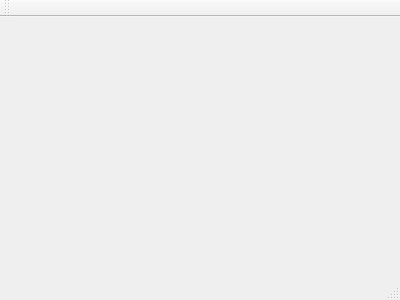
Above: mainwindow.ui from pypanther/gameoflifesimulator before the change. Below: the same form after it.
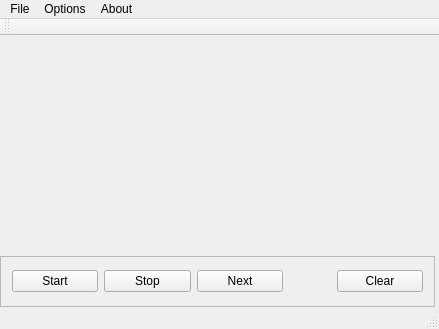
That is the form after the change.

Commit message: Add some basic UI elements.

The edit to the form file:
```diff
--- a/mainwindow.ui
+++ b/mainwindow.ui
@@ -1,24 +1,136 @@
 <ui version="4.0">
  <class>MainWindow</class>
- <widget class="QMainWindow" name="MainWindow" >
-  <property name="geometry" >
+ <widget class="QMainWindow" name="MainWindow">
+  <property name="geometry">
    <rect>
     <x>0</x>
     <y>0</y>
-    <width>400</width>
-    <height>300</height>
+    <width>439</width>
+    <height>329</height>
    </rect>
   </property>
   <property name="windowTitle" >
    <string>MainWindow</string>
   </property>
-  <widget class="QMenuBar" name="menuBar" />
-  <widget class="QToolBar" name="mainToolBar" />
-  <widget class="QWidget" name="centralWidget" />
-  <widget class="QStatusBar" name="statusBar" />
+  <widget class="QWidget" name="centralWidget">
+   <widget class="QFrame" name="frame">
+    <property name="geometry">
+     <rect>
+      <x>0</x>
+      <y>220</y>
+      <width>435</width>
+      <height>51</height>
+     </rect>
+    </property>
+    <property name="frameShape">
+     <enum>QFrame::StyledPanel</enum>
+    </property>
+    <property name="frameShadow">
+     <enum>QFrame::Raised</enum>
+    </property>
+    <layout class="QGridLayout" name="gridLayout">
+     <item row="0" column="0">
+      <widget class="QPushButton" name="pushButton">
+       <property name="text">
+        <string>Start</string>
+       </property>
+      </widget>
+     </item>
+     <item row="0" column="1">
+      <widget class="QPushButton" name="pushButton_2">
+       <property name="text">
+        <string>Stop</string>
+       </property>
+      </widget>
+     </item>
+     <item row="0" column="2">
+      <widget class="QPushButton" name="pushButton_3">
+       <property name="text">
+        <string>Next</string>
+       </property>
+      </widget>
+     </item>
+     <item row="0" column="3">
+      <spacer name="verticalSpacer">
+       <property name="orientation">
+        <enum>Qt::Vertical</enum>
+       </property>
+       <property name="sizeHint" stdset="0">
+        <size>
+         <width>48</width>
+         <height>28</height>
+        </size>
+       </property>
+      </spacer>
+     </item>
+     <item row="0" column="4">
+      <widget class="QPushButton" name="pushButton_4">
+       <property name="text">
+        <string>Clear</string>
+       </property>
+      </widget>
+     </item>
+    </layout>
+   </widget>
+  </widget>
+  <widget class="QMenuBar" name="menuBar">
+   <property name="geometry">
+    <rect>
+     <x>0</x>
+     <y>0</y>
+     <width>439</width>
+     <height>25</height>
+    </rect>
+   </property>
+   <widget class="QMenu" name="menuFile">
+    <property name="title">
+     <string>File</string>
+    </property>
+    <addaction name="actionSave"/>
+    <addaction name="actionOpen"/>
+    <addaction name="separator"/>
+    <addaction name="actionClose"/>
+   </widget>
+   <widget class="QMenu" name="menuOptions">
+    <property name="title">
+     <string>Options</string>
+    </property>
+   </widget>
+   <widget class="QMenu" name="menuAbout">
+    <property name="title">
+     <string>About</string>
+    </property>
+   </widget>
+   <addaction name="menuFile"/>
+   <addaction name="menuOptions"/>
+   <addaction name="menuAbout"/>
+  </widget>
+  <widget class="QToolBar" name="mainToolBar">
+   <attribute name="toolBarArea">
+    <enum>TopToolBarArea</enum>
+   </attribute>
+   <attribute name="toolBarBreak">
+    <bool>false</bool>
+   </attribute>
+  </widget>
+  <widget class="QStatusBar" name="statusBar"/>
+  <action name="actionOpen">
+   <property name="text">
+    <string>Open</string>
+   </property>
+  </action>
+  <action name="actionClose">
+   <property name="text">
+    <string>Close</string>
+   </property>
+  </action>
+  <action name="actionSave">
+   <property name="text">
+    <string>Save</string>
+   </property>
+  </action>
  </widget>
- <layoutDefault spacing="6" margin="11" />
- <pixmapfunction></pixmapfunction>
+ <layoutdefault spacing="6" margin="11"/>
  <resources/>
  <connections/>
 </ui>
```
Left out of the diff: 3 changed lines with no effect on the pictures.
